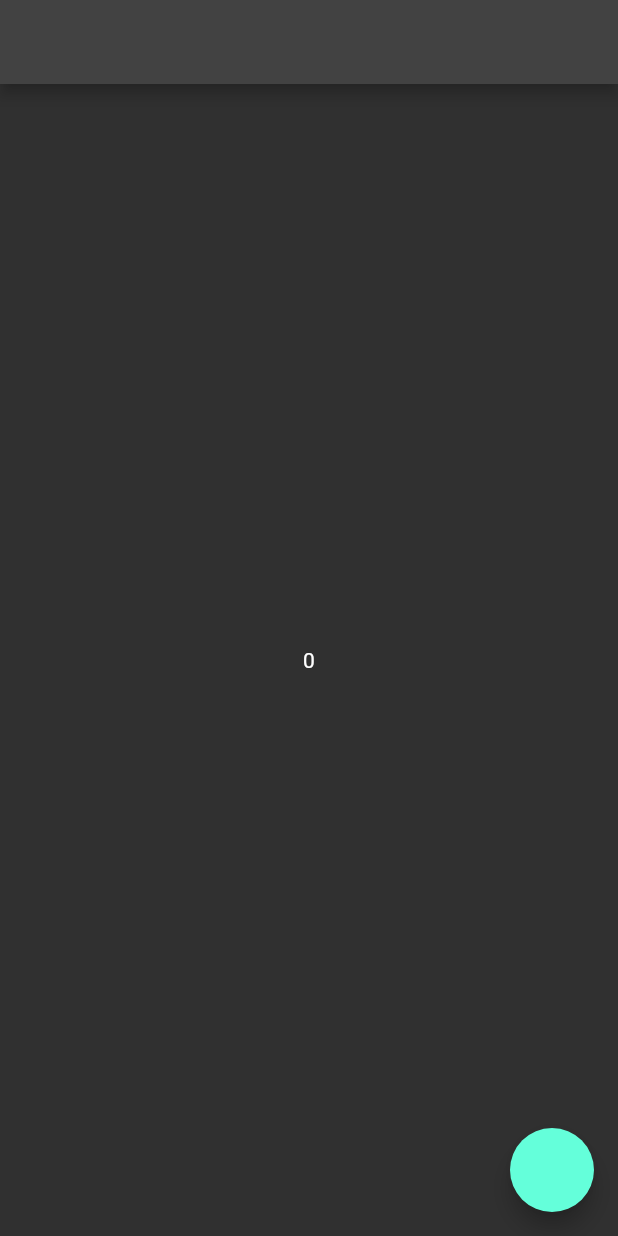
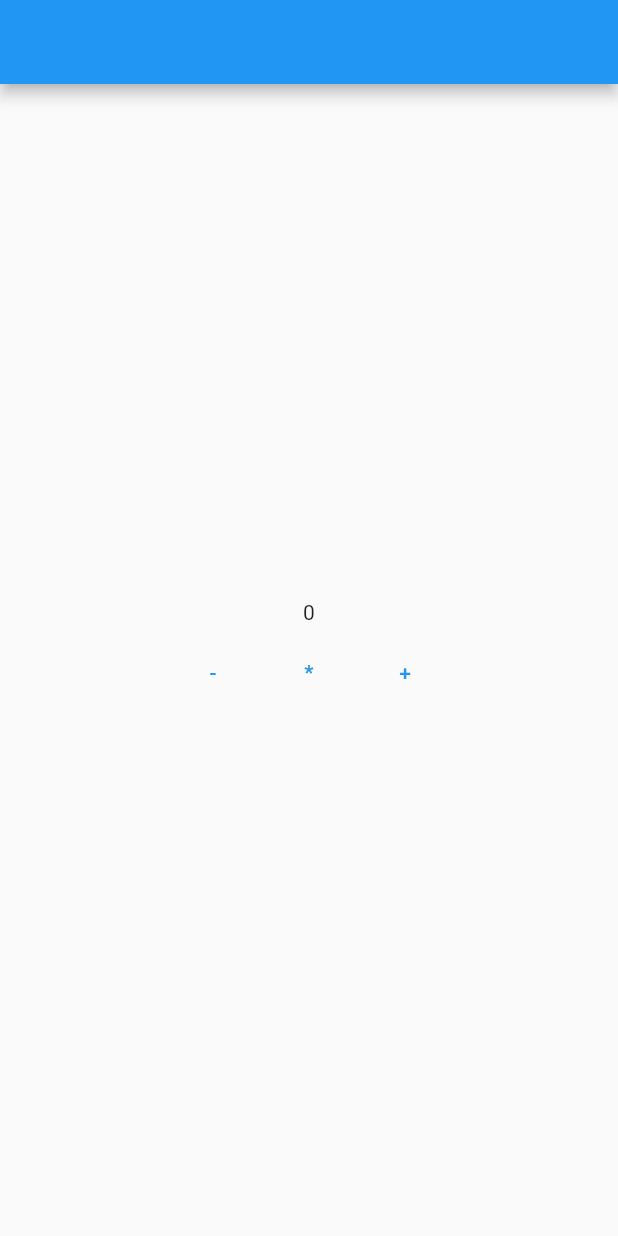
Before and after one commit to orket-sam/Ahas, a Flutter app: the screen it shows after launch, on a phone screen of 412 x 824 dp. Run offline on Flutter 3.47's test engine with Material 2 defaults, Android fonts, the light colour scheme and no system bars; our stand-ins replace connectivity_plus, hooks_riverpod.

Commit message:
counter tests

```diff
--- a/riverpod/example2/lib/counter.dart
+++ b/riverpod/example2/lib/counter.dart
@@ -4,5 +4,6 @@ class Counter extends StateNotifier<int> {
   Counter() : super(0);
 
   void increment() => state++;
-  // int get value => state;
+  void decrement() => state--;
+  void reset() => state = 0;
 }
--- a/riverpod/example2/lib/main.dart
+++ b/riverpod/example2/lib/main.dart
@@ -12,33 +12,65 @@ class MyApp extends StatelessWidget {
   @override
   Widget build(BuildContext context) {
     return MaterialApp(
-      darkTheme: ThemeData.dark(),
-      themeMode: ThemeMode.dark,
+      theme: ThemeData(),
       home: HomePage(),
     );
   }
 }
 
 class HomePage extends ConsumerWidget {
-  final counterProvider =
-      StateNotifierProvider<Counter, int>(((ref) => Counter()));
+  HomePage({super.key});
 
-  HomePage({super.key});
+  final counterProvider = StateNotifierProvider<Counter, int>(((ref) {
+    return Counter();
+  }));
 
   @override
   Widget build(BuildContext context, WidgetRef ref) {
+    ref.listen(counterProvider, ((previous, next) {
+      if (next > 5) {
+        showDialog(
+            context: context,
+            builder: ((context) {
+              return AlertDialog(
+                content: const Text('Mehn am balling!'),
+                actions: [
+                  TextButton(
+                      onPressed: (() => Navigator.of(context).pop()),
+                      child: const Text('Ok'))
+                ],
+              );
+            }));
+      }
+    }));
     return Scaffold(
-      floatingActionButton: FloatingActionButton(
-        onPressed: () {
-          ref.read(counterProvider.notifier).increment();
-        },
-      ),
       appBar: AppBar(),
       body: Center(
-        child: Consumer(
-          builder: (context, ref, child) {
-            return Text((ref.watch(counterProvider).toString()));
-          },
+        child: Column(
+          mainAxisAlignment: MainAxisAlignment.center,
+          children: [
+            Text(ref.watch(counterProvider).toString()),
+            Padding(
+              padding: const EdgeInsets.all(8.0),
+              child: Row(
+                mainAxisAlignment: MainAxisAlignment.center,
+                children: [
+                  TextButton(
+                      onPressed: (() =>
+                          ref.read(counterProvider.notifier).decrement()),
+                      child: const Text('-')),
+                  TextButton(
+                      onPressed: (() =>
+                          ref.read(counterProvider.notifier).reset()),
+                      child: const Text('*')),
+                  TextButton(
+                      onPressed: (() =>
+                          ref.read(counterProvider.notifier).increment()),
+                      child: const Text('+'))
+                ],
+              ),
+            )
+          ],
         ),
       ),
     );
```
